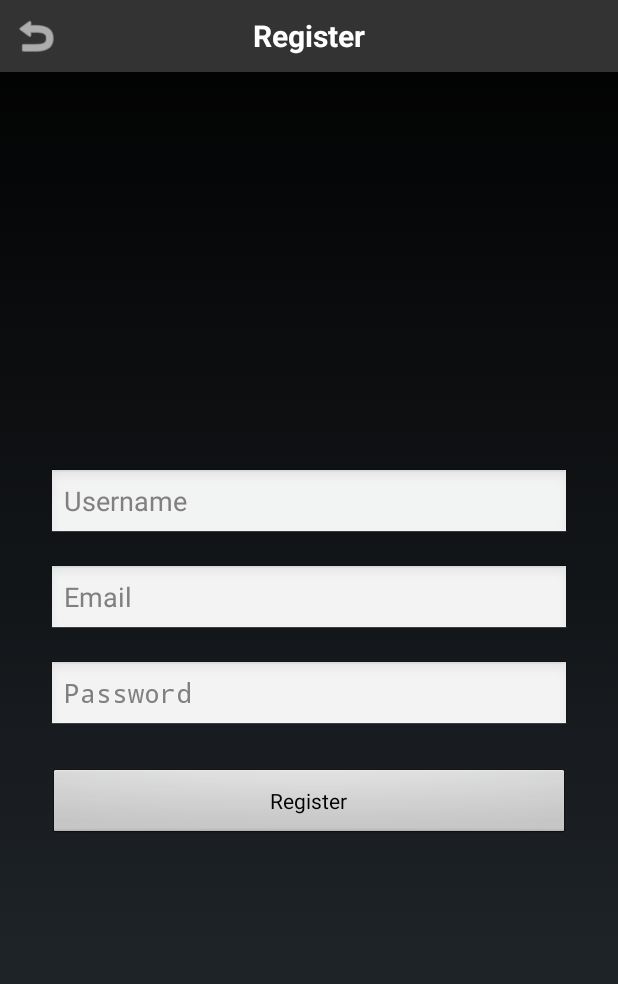
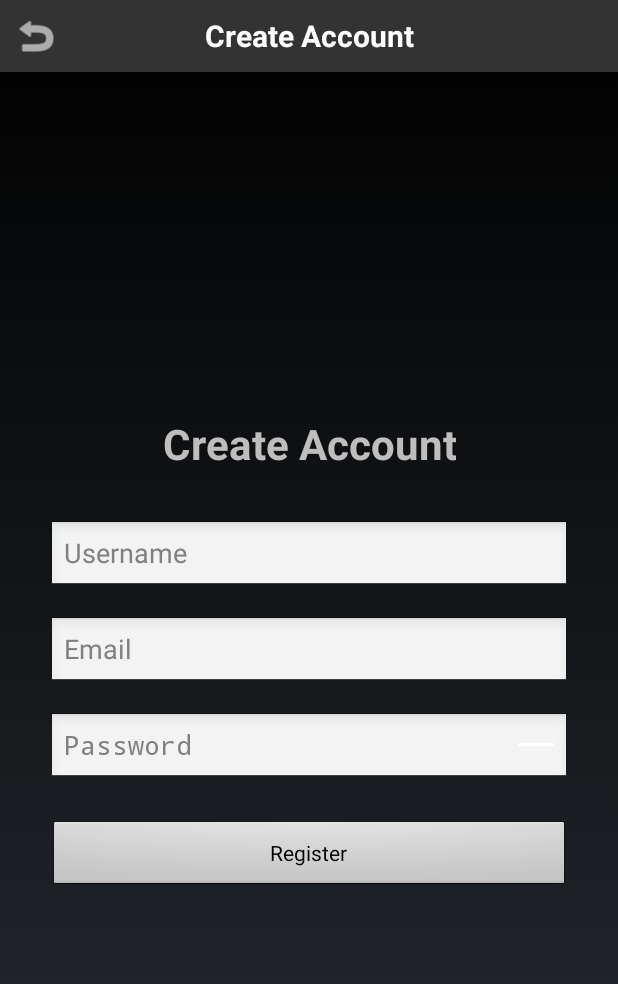
Before and after one commit to laetuz/Orpheum-Legacy, an Android app: the RegisterActivity screen opened directly, with no data from a screen before it, on a phone screen of 412 x 824 dp. Shown: the top 984 px of the screen. Run offline under Robolectric (Android 15) with nearby library versions, the phone set to English and light mode, and no system bars.

Commit message:
feat(1.1.0): Mirrored HoloMarket's auth screens with password visibility toggles and keyboard dismissal.

```diff
--- a/app/src/main/java/id/neotica/orpheum/feature/auth/register/ui/RegisterActivity.java
+++ b/app/src/main/java/id/neotica/orpheum/feature/auth/register/ui/RegisterActivity.java
@@ -2,12 +2,15 @@ package id.neotica.orpheum.feature.auth.register.ui;
 
 import android.app.Activity;
 import android.os.Bundle;
+import android.view.MotionEvent;
 import android.view.View;
+import android.view.inputmethod.InputMethodManager;
 import android.widget.Button;
 import android.widget.EditText;
 import android.widget.Toast;
 
 import id.neotica.orpheum.R;
+import id.neotica.orpheum.feature.auth.common.ui.PasswordEyeToggle;
 import id.neotica.orpheum.feature.auth.register.contract.RegisterView;
 import id.neotica.orpheum.feature.auth.register.presenter.RegisterPresenter;
 import id.neotica.orpheum.utils.CrashCatcher;
@@ -37,6 +40,17 @@ public class RegisterActivity extends Activity implements RegisterView {
         etEmail = (EditText) findViewById(R.id.et_register_email);
         etPassword = (EditText) findViewById(R.id.et_register_password);
         Button btnRegister = (Button) findViewById(R.id.btn_register);
+
+        PasswordEyeToggle.attach(etPassword, R.drawable.ic_eye_open, R.drawable.ic_eye_closed);
+
+        findViewById(R.id.layout_root).setOnTouchListener(new View.OnTouchListener() {
+            @Override
+            public boolean onTouch(View view, MotionEvent event) {
+                InputMethodManager imm = (InputMethodManager) getSystemService(INPUT_METHOD_SERVICE);
+                imm.hideSoftInputFromWindow(view.getWindowToken(), 0);
+                return false;
+            }
+        });
 
         btnRegister.setOnClickListener(new View.OnClickListener() {
             @Override
--- /dev/null
+++ b/app/src/main/res/drawable/ic_eye_closed.xml
@@ -0,0 +1,12 @@
+<?xml version="1.0" encoding="utf-8"?>
+<layer-list xmlns:android="http://schemas.android.com/apk/res/android">
+    <item
+        android:top="11dp"
+        android:bottom="11dp">
+        <shape android:shape="rectangle">
+            <size android:width="24dp" android:height="2dp" />
+            <corners android:radius="1dp" />
+            <solid android:color="#FFFFFFFF" />
+        </shape>
+    </item>
+</layer-list>
--- /dev/null
+++ b/app/src/main/res/drawable/ic_eye_open.xml
@@ -0,0 +1,24 @@
+<?xml version="1.0" encoding="utf-8"?>
+<layer-list xmlns:android="http://schemas.android.com/apk/res/android">
+    <item
+        android:top="6dp"
+        android:bottom="6dp">
+        <shape android:shape="oval">
+            <size android:width="24dp" android:height="12dp" />
+            <solid android:color="#00000000" />
+            <stroke
+                android:width="1.5dp"
+                android:color="#FFFFFFFF" />
+        </shape>
+    </item>
+    <item
+        android:left="9dp"
+        android:top="9dp"
+        android:right="9dp"
+        android:bottom="9dp">
+        <shape android:shape="oval">
+            <size android:width="6dp" android:height="6dp" />
+            <solid android:color="#FFFFFFFF" />
+        </shape>
+    </item>
+</layer-list>
--- a/app/src/main/res/layout/activity_login.xml
+++ b/app/src/main/res/layout/activity_login.xml
@@ -1,5 +1,6 @@
 <?xml version="1.0" encoding="utf-8"?>
 <LinearLayout xmlns:android="http://schemas.android.com/apk/res/android"
+    android:id="@+id/layout_root"
     android:orientation="vertical"
     android:layout_width="match_parent"
     android:layout_height="match_parent">
@@ -37,6 +38,8 @@
             android:hint="@string/common_password"
             android:singleLine="true"
             android:inputType="textPassword"
+            android:drawableRight="@drawable/ic_eye_closed"
+            android:drawablePadding="8dp"
             android:layout_marginBottom="24dp" />
 
         <Button
--- a/app/src/main/res/layout/activity_register.xml
+++ b/app/src/main/res/layout/activity_register.xml
@@ -1,5 +1,6 @@
 <?xml version="1.0" encoding="utf-8"?>
 <LinearLayout xmlns:android="http://schemas.android.com/apk/res/android"
+    android:id="@+id/layout_root"
     android:orientation="vertical"
     android:layout_width="match_parent"
     android:layout_height="match_parent">
@@ -13,6 +14,15 @@
         android:orientation="vertical"
         android:gravity="center"
         android:padding="32dp">
+
+        <TextView
+            android:layout_width="wrap_content"
+            android:layout_height="wrap_content"
+            android:text="@string/auth_register_title"
+            android:textSize="28sp"
+            android:textStyle="bold"
+            android:gravity="center"
+            android:layout_marginBottom="32dp" />
 
         <EditText
             android:id="@+id/et_register_username"
@@ -38,6 +48,8 @@
             android:hint="@string/common_password"
             android:singleLine="true"
             android:inputType="textPassword"
+            android:drawableRight="@drawable/ic_eye_closed"
+            android:drawablePadding="8dp"
             android:layout_marginBottom="24dp" />
 
         <Button
--- a/app/src/main/res/values/strings.xml
+++ b/app/src/main/res/values/strings.xml
@@ -13,8 +13,8 @@
     <string name="album_detail">Album</string>
 
     <!-- Screen titles -->
-    <string name="auth_login_title">Login</string>
-    <string name="auth_register_title">Register</string>
+    <string name="auth_login_title">Sign In</string>
+    <string name="auth_register_title">Create Account</string>
     <string name="auth_forgot_title">Forgot Password</string>
     <string name="settings_title">Settings</string>
     <string name="player_title">Now Playing</string>
@@ -22,6 +22,7 @@
     <!-- Auth -->
     <string name="auth_login_prompt">Sign in to continue</string>
     <string name="auth_forgot_prompt">Enter your email to receive a reset link</string>
+    <string name="auth_forgot_send">Send Reset Link</string>
     <string name="common_username">Username</string>
     <string name="common_password">Password</string>
     <string name="common_email">Email</string>
@@ -30,6 +31,11 @@
     <string name="common_logout">Logout</string>
     <string name="auth_login_forgot">Forgot Password?</string>
 
+    <!-- Home -->
+    <string name="home_recent_albums">Recent Albums</string>
+    <string name="home_recent_tracks">Recent Tracks</string>
+    <string name="home_see_all">See all</string>
+
     <!-- Errors -->
     <string name="common_error_enter_username">Enter username</string>
     <string name="common_error_enter_password">Enter password</string>
```
Also changed, not shown: app/src/main/java/id/neotica/orpheum/feature/auth/common/ui/PasswordEyeToggle.java (added, +81 -0 lines), app/src/main/java/id/neotica/orpheum/feature/auth/forgotpassword/ui/ForgotPasswordActivity.java (+11 -0 lines), app/src/main/java/id/neotica/orpheum/feature/auth/login/ui/LoginActivity.java (+14 -0 lines), app/src/main/res/layout/activity_forgot_password.xml (+11 -1 lines).
